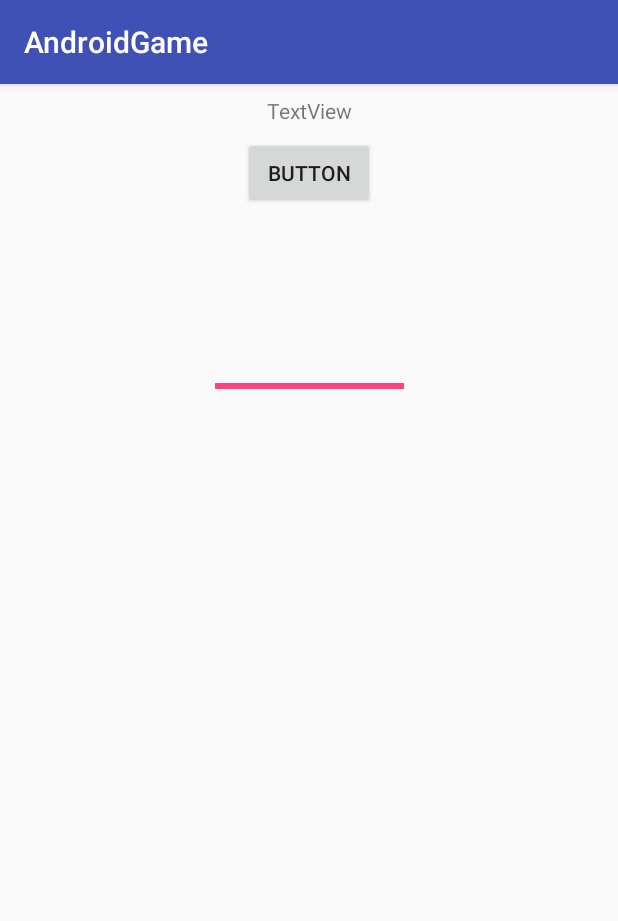
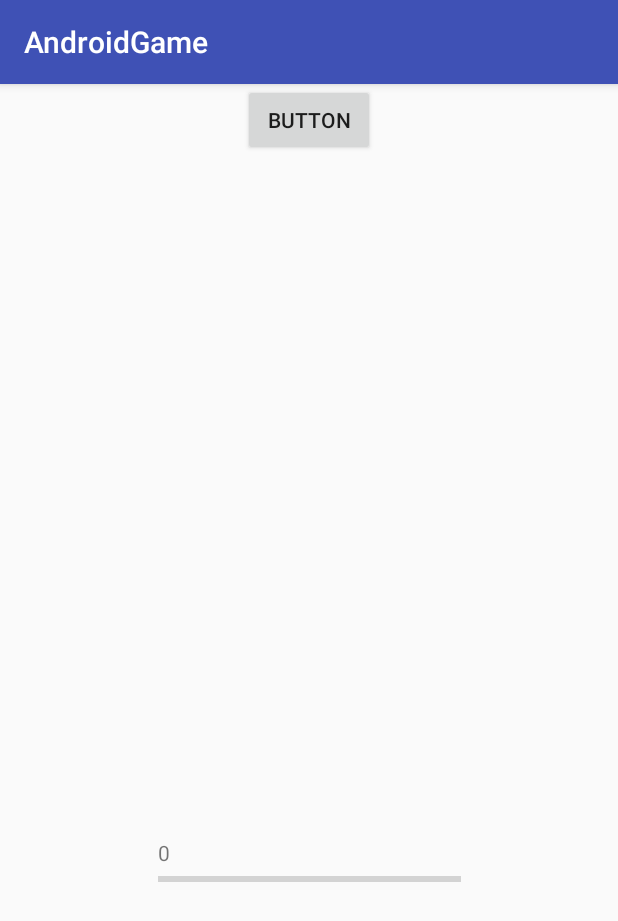
Before and after one commit to LouEdd/Andromeda, an Android app: the screen it shows after launch (DuelActivity), after a tap on "DUEL", on a phone screen of 412 x 824 dp. Shown: the top 921 px of the screen. Run offline under Robolectric (Android 15) with nearby library versions, the phone set to English and light mode, and no system bars.

Commit message:
add HealthBar not working

```diff
--- a/AndroidGame/app/build.gradle
+++ b/AndroidGame/app/build.gradle
@@ -29,4 +29,5 @@ dependencies {
     testImplementation 'junit:junit:4.12'
     androidTestImplementation 'com.android.support.test:runner:1.0.1'
     androidTestImplementation 'com.android.support.test.espresso:espresso-core:3.0.1'
+    implementation 'com.android.support:recyclerview-v7:26.1.0'
 }
--- a/AndroidGame/app/src/main/java/taing/tran/vivier/androidgame/DuelActivity.java
+++ b/AndroidGame/app/src/main/java/taing/tran/vivier/androidgame/DuelActivity.java
@@ -2,41 +2,52 @@ package taing.tran.vivier.androidgame;
 
 import android.content.Intent;
 import android.os.Bundle;
-import android.os.Parcelable;
 import android.support.v7.app.AppCompatActivity;
 import android.view.View;
 import android.widget.Button;
 import android.widget.ProgressBar;
 import android.widget.TextView;
-import android.widget.Toast;
 
-import java.util.ArrayList;
+import taing.tran.vivier.androidgame.Persona.HealthBarFragment;
 
-public class DuelActivity extends AppCompatActivity {
+
+public class DuelActivity extends AppCompatActivity implements OnFragmentListener {
+    private int hp;
+    HealthBarFragment healthBarFragment;
 
     protected void onCreate(Bundle savedInstanceState) {
         super.onCreate(savedInstanceState);
         setContentView(R.layout.duel_activity);
+        healthBarFragment = (HealthBarFragment) getFragmentManager().findFragmentById(R.id.fragmentation);
+
+        final Button button = (Button) findViewById(R.id.buttonDuel);
 
 
-        final ProgressBar progressBar = (ProgressBar) findViewById(R.id.progressBar);
-        final TextView textView = (TextView) findViewById(R.id.hp);
-        final Button button = (Button) findViewById(R.id.buttonDuel);
-        final
+        Intent intent = getIntent();
+        hp = intent.getIntExtra("hp", 0);
 
-        Intent intent = getIntent();
-
-        final ArrayList<Parcelable> list = intent.getParcelableArrayListExtra("list");
-        int hp = intent.getIntExtra("hp", 0);
-
-        progressBar.setMax(hp);
-        progressBar.setProgress(hp);
 
 
 
     }
 
     public void onClickButtonDuel(View view){
-        Toast.makeText(this, "CLICKED", Toast.LENGTH_LONG).show();
+        hp -= 10;
+        onFragmentInteraction(hp);
+        if(hp <= 0){
+            Intent intent = new Intent();
+            intent.putExtra("hp", hp);
+            setResult(2, intent);
+            finish();
+        }
+
+    }
+
+
+    @Override
+    public void onFragmentInteraction(int hp) {
+        //HealthBarFragment healthBarFragment = (HealthBarFragment) getFragmentManager().findFragmentById(R.id.fragmentation);
+        healthBarFragment.setHealth(hp);
+        healthBarFragment.setText(hp + "");
     }
 }
--- a/AndroidGame/app/src/main/java/taing/tran/vivier/androidgame/MainActivity.java
+++ b/AndroidGame/app/src/main/java/taing/tran/vivier/androidgame/MainActivity.java
@@ -1,32 +1,68 @@
 package taing.tran.vivier.androidgame;
 
 import android.content.Intent;
+import android.support.annotation.Nullable;
 import android.support.v7.app.AppCompatActivity;
 import android.os.Bundle;
 import android.view.View;
 import android.widget.Button;
-import taing.tran.vivier.androidgame.Persona.Character;
 
-public class MainActivity extends AppCompatActivity {
-    GameView gameView;
+import taing.tran.vivier.androidgame.Persona.HealthBarFragment;
+
+public class MainActivity extends AppCompatActivity implements OnFragmentListener {
+    private GameView gameView;
+    private HealthBarFragment healthBarFragment;
+    private int hp;
+
+
 
     @Override
     protected void onCreate(Bundle savedInstanceState) {
         super.onCreate(savedInstanceState);
         setContentView(R.layout.main_activity);
+        healthBarFragment = (HealthBarFragment) getFragmentManager().findFragmentById(R.id.fragmentation);
 
         gameView = (GameView) findViewById(R.id.gameView);
         final Button button = (Button) findViewById(R.id.buttonMain);
+    }
 
+    @Override
+    protected void onPostCreate(@Nullable Bundle savedInstanceState) {
+        super.onPostCreate(savedInstanceState);
+    }
 
+    public void onClickButtonMain(View view) {
+        Intent intent = new Intent(this, DuelActivity.class);
+        intent.putExtra("hp", gameView.getHealth());
+        startActivityForResult(intent, 2);
+    }
 
+    @Override
+    protected void onActivityResult(int requestCode, int resultCode, Intent data) {
+        super.onActivityResult(requestCode, resultCode, data);
+        // check if the request code is same as what is passed  here it is 2
+        if (requestCode == 2) {
+            hp = data.getIntExtra("hp", 2);
+            gameView.setHealth(hp);
+        }
+    }
+
+    @Override
+    protected void onSaveInstanceState(Bundle outState) {
+        super.onSaveInstanceState(outState);
 
     }
 
-    public void onClickButtonMain(View view){
-        Intent intent = new Intent(this, DuelActivity.class);
-        intent.putExtra("hp", gameView.getHealth());
-        startActivity(intent);
+    @Override
+    protected void onRestoreInstanceState(Bundle savedInstanceState) {
+        super.onRestoreInstanceState(savedInstanceState);
+    }
+
+    @Override
+    public void onFragmentInteraction(int hp) {
+       // HealthBarFragment healthBarFragment = (HealthBarFragment) getFragmentManager().findFragmentById(R.id.fragmentation);
+        healthBarFragment.setHealth(hp);
+        healthBarFragment.setText(hp + "");
     }
 
 }
--- /dev/null
+++ b/AndroidGame/app/src/main/java/taing/tran/vivier/androidgame/OnFragmentListener.java
@@ -0,0 +1,5 @@
+package taing.tran.vivier.androidgame;
+
+public interface OnFragmentListener {
+    public void onFragmentInteraction(int size);
+}
--- a/AndroidGame/app/src/main/java/taing/tran/vivier/androidgame/Persona/Character.java
+++ b/AndroidGame/app/src/main/java/taing/tran/vivier/androidgame/Persona/Character.java
@@ -3,8 +3,12 @@ package taing.tran.vivier.androidgame.Persona;
 import android.content.Context;
 import android.graphics.Bitmap;
 import android.graphics.Canvas;
+import android.graphics.Color;
+import android.graphics.Paint;
 import android.graphics.drawable.BitmapDrawable;
 import android.graphics.drawable.Drawable;
+import android.os.Parcel;
+import android.os.Parcelable;
 
 import java.util.ArrayList;
 
@@ -15,7 +19,7 @@ import taing.tran.vivier.androidgame.R;
  * Created by Eddy on 23/04/2018.
  */
 
-public class Character {
+public class Character implements Parcelable {
     private BitmapDrawable img;
     private int widthScreen;
     private int heightScreen;
@@ -33,6 +37,7 @@ public class Character {
     private int health;
     private int damage;
     private final ArrayList<Artefact> inventory;
+    private final Paint paint;
 
     public Character(Context context){
         this.context = context;
@@ -41,7 +46,7 @@ public class Character {
         this.health = 100;
         this.damage = 10;
         this.inventory = new ArrayList<>();
-
+        this.paint = new Paint();
 
     }
 
@@ -117,7 +122,12 @@ public class Character {
         if(img==null){
             return;
         }
+        canvas.drawPaint(paint);
+        canvas.drawColor(Color.BLACK);
+        paint.setTextSize(32);
+        paint.setColor(Color.WHITE);
         canvas.drawBitmap(img.getBitmap(), x ,y , null);
+        canvas.drawText(health + "", x, y, paint);
         this.lastDrawNanoTime = System.nanoTime();
     }
 
@@ -136,4 +146,18 @@ public class Character {
     public void setX(int x) {
         this.x = x;
     }
+
+    @Override
+    public int describeContents() {
+        return 0;
+    }
+
+    @Override
+    public void writeToParcel(Parcel parcel, int i) {
+
+    }
+
+    public void setHealth(int health) {
+        this.health = health;
+    }
 }
--- /dev/null
+++ b/AndroidGame/app/src/main/java/taing/tran/vivier/androidgame/Persona/HealthBarFragment.java
@@ -0,0 +1,39 @@
+package taing.tran.vivier.androidgame.Persona;
+
+import android.app.Fragment;
+import android.os.Bundle;
+import android.view.LayoutInflater;
+import android.view.View;
+import android.view.ViewGroup;
+import android.widget.ProgressBar;
+import android.widget.TextView;
+
+import taing.tran.vivier.androidgame.R;
+
+public class HealthBarFragment extends Fragment {
+    private ProgressBar hpBar;
+    private TextView hpText;
+    private int hp;
+
+    @Override
+    public View onCreateView(LayoutInflater inflater, ViewGroup parent, Bundle savedInstanceState) {
+        return inflater.inflate(R.layout.healthbar_fragment, parent, false);
+    }
+
+    @Override
+    public void onViewCreated(View view, Bundle savedInstanceState) {
+        hpText = (TextView) view.findViewById(R.id.hpText);
+        hpBar = (ProgressBar) view.findViewById(R.id.hpBar);
+        hpText.setText(hp+ "");
+        hpBar.setMax(100);
+        // EditText etFoo = (EditText) view.findViewById(R.id.etFoo);
+    }
+
+    public void setHealth(int health) {
+        hpBar.setProgress(health);
+    }
+
+    public void setText(String health) {
+        hpText.setText(health);
+    }
+}
--- a/AndroidGame/app/src/main/res/layout/duel_activity.xml
+++ b/AndroidGame/app/src/main/res/layout/duel_activity.xml
@@ -5,67 +5,32 @@
     android:layout_width="match_parent"
     android:layout_height="match_parent">
 
-    <ProgressBar
-        android:id="@+id/progressBar"
-        style="?android:attr/progressBarStyleHorizontal"
-        android:layout_width="126dp"
-        android:layout_height="43dp"
-        android:layout_marginBottom="8dp"
+    <Button
+        android:id="@+id/buttonDuel"
+        android:layout_width="wrap_content"
+        android:layout_height="wrap_content"
         android:layout_marginEnd="8dp"
         android:layout_marginLeft="8dp"
         android:layout_marginRight="8dp"
         android:layout_marginStart="8dp"
-        android:layout_marginTop="172dp"
+        android:onClick="onClickButtonDuel"
+        android:text="Button"
         app:layout_constraintEnd_toEndOf="parent"
         app:layout_constraintStart_toStartOf="parent"
-        app:layout_constraintTop_toTopOf="@+id/hp"
-        app:layout_constraintVertical_bias="0.109" />
+        tools:layout_editor_absoluteY="35dp" />
 
-    <ListView
-        android:layout_width="323dp"
-        android:layout_height="209dp"
-        android:layout_marginBottom="8dp"
+    <fragment
+        android:id="@+id/fragmentation"
+        android:name="taing.tran.vivier.androidgame.Persona.HealthBarFragment"
+        android:layout_width="202dp"
+        android:layout_height="161dp"
+        android:layout_marginBottom="104dp"
         android:layout_marginEnd="8dp"
         android:layout_marginLeft="8dp"
         android:layout_marginRight="8dp"
         android:layout_marginStart="8dp"
-        android:layout_marginTop="8dp"
         app:layout_constraintBottom_toBottomOf="parent"
         app:layout_constraintEnd_toEndOf="parent"
-        app:layout_constraintHorizontal_bias="0.511"
-        app:layout_constraintStart_toStartOf="parent"
-        app:layout_constraintTop_toTopOf="parent"
-        app:layout_constraintVertical_bias="0.972" />
-
-    <TextView
-        android:id="@+id/hp"
-        android:layout_width="wrap_content"
-        android:layout_height="wrap_content"
-        android:layout_marginBottom="8dp"
-        android:layout_marginEnd="8dp"
-        android:layout_marginLeft="8dp"
-        android:layout_marginRight="8dp"
-        android:layout_marginStart="8dp"
-        android:layout_marginTop="8dp"
-        android:text="TextView"
-        app:layout_constraintEnd_toEndOf="parent"
-        app:layout_constraintStart_toStartOf="parent"
-        app:layout_constraintTop_toTopOf="parent" />
-
-    <Button
-        android:id="@+id/buttonDuel"
-        android:onClick="onClickButtonDuel"
-        android:layout_width="wrap_content"
-        android:layout_height="wrap_content"
-        android:layout_marginBottom="8dp"
-        android:layout_marginEnd="8dp"
-        android:layout_marginLeft="8dp"
-        android:layout_marginRight="8dp"
-        android:layout_marginStart="8dp"
-        android:layout_marginTop="8dp"
-        android:text="Button"
-        app:layout_constraintEnd_toEndOf="parent"
-        app:layout_constraintStart_toStartOf="parent"
-        app:layout_constraintTop_toBottomOf="@+id/hp" />
+        app:layout_constraintStart_toStartOf="parent" />
 
 </android.support.constraint.ConstraintLayout>
--- /dev/null
+++ b/AndroidGame/app/src/main/res/layout/healthbar_fragment.xml
@@ -0,0 +1,17 @@
+<?xml version="1.0" encoding="utf-8"?>
+<LinearLayout xmlns:android="http://schemas.android.com/apk/res/android"
+    android:orientation="vertical" android:layout_width="match_parent"
+    android:layout_height="match_parent">
+
+    <TextView
+        android:id="@+id/hpText"
+        android:layout_width="match_parent"
+        android:layout_height="wrap_content" />
+
+    <ProgressBar
+        android:id="@+id/hpBar"
+        style="?android:attr/progressBarStyleHorizontal"
+        android:layout_width="match_parent"
+        android:layout_height="wrap_content" />
+
+</LinearLayout>
```
Also changed, not shown: AndroidGame/app/src/main/java/taing/tran/vivier/androidgame/GameView.java (+10 -1 lines), AndroidGame/app/src/main/res/layout/main_activity.xml (+21 -5 lines).
